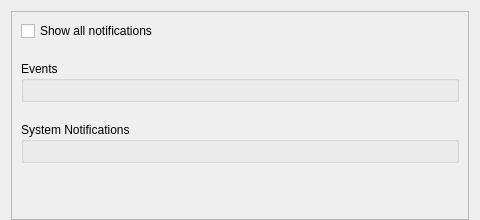
Before: the Qt Designer form client/libclient/src/ui/widgets/local_settings/popup_settings_widget.ui in networkoptix/nx_open, drawn with Qt 5.
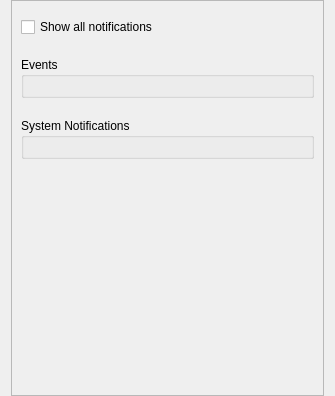
After: the same form once the commit is applied.

Commit message:
VMS-2600 - Local Settings dialog UI fixes
<==== Mercurial data ====>
Branch: dev_3.0.0_gui

Diff of the .ui file:
```diff
--- a/client/libclient/src/ui/widgets/local_settings/popup_settings_widget.ui
+++ b/client/libclient/src/ui/widgets/local_settings/popup_settings_widget.ui
@@ -6,14 +6,17 @@
    <rect>
     <x>0</x>
     <y>0</y>
-    <width>480</width>
-    <height>220</height>
+    <width>335</width>
+    <height>396</height>
    </rect>
   </property>
   <property name="windowTitle">
    <string/>
   </property>
   <layout class="QVBoxLayout" name="verticalLayout">
+   <property name="topMargin">
+    <number>0</number>
+   </property>
    <property name="bottomMargin">
     <number>0</number>
    </property>
@@ -33,8 +36,8 @@
        <rect>
         <x>0</x>
         <y>0</y>
-        <width>460</width>
-        <height>139</height>
+        <width>315</width>
+        <height>148</height>
        </rect>
       </property>
       <property name="sizePolicy">
@@ -47,6 +50,9 @@
        <property name="spacing">
         <number>20</number>
        </property>
+       <property name="topMargin">
+        <number>16</number>
+       </property>
        <item>
         <widget class="QCheckBox" name="showAllCheckBox">
          <property name="text">
```
Left out of the diff: 3 changed lines with no effect on the pictures. The commit also changes 8 other files.
